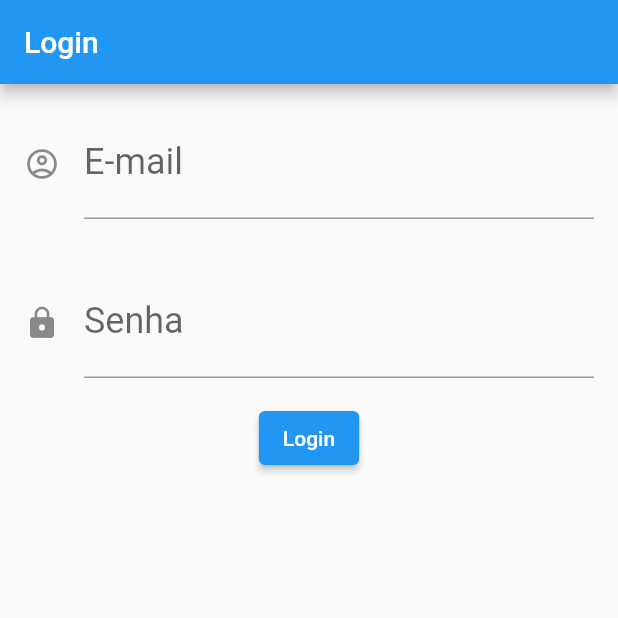
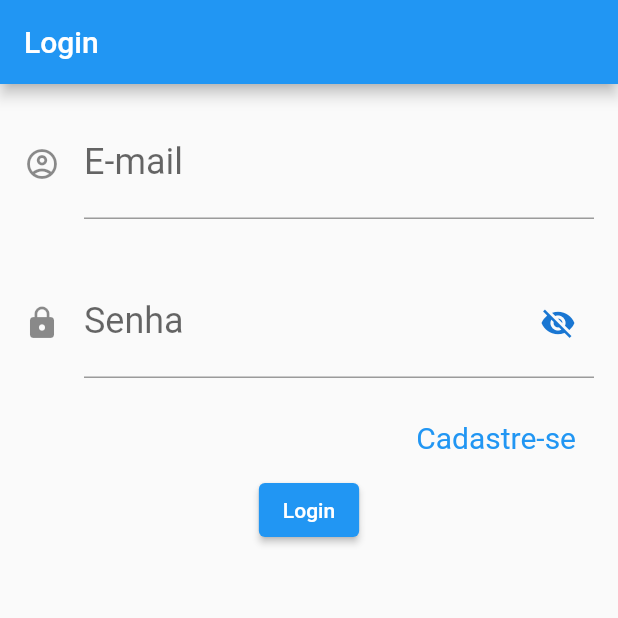
Before and after one commit to kelcalegari/MyPasswords, a Flutter app: the screen it shows after launch, on a phone screen of 412 x 824 dp, the top half of it. Run offline on Flutter 3.47's test engine with Material 2 defaults, Android fonts, the phone set to English and light mode, and no system bars.

Commit message:
criado a tela cadastre-se

```diff
--- a/lib/components/editor.dart
+++ b/lib/components/editor.dart
@@ -1,13 +1,12 @@
 import 'package:flutter/material.dart';
 
-class Editor extends StatelessWidget {
+class Editor extends StatefulWidget {
   final TextEditingController controlador;
   final String rotulo;
   final String? dica;
   final IconData? icone;
   final TextInputType textInputType;
-  final bool ocultar;
-
+  final bool senha;
 
   Editor({
     required this.controlador,
@@ -15,13 +14,41 @@ class Editor extends StatelessWidget {
     this.dica,
     required this.textInputType,
     this.icone,
-    this.ocultar = false,
+    this.senha = false,
+  });
+  @override
+  State<StatefulWidget> createState() {
+    return EditorState(
+      controlador: controlador,
+      rotulo: rotulo,
+      dica: dica,
+      icone: icone,
+      textInputType: textInputType,
+      senha: senha,
+    );
+  }
+}
 
+class EditorState extends State<Editor> {
+  final TextEditingController controlador;
+  final String rotulo;
+  final String? dica;
+  final IconData? icone;
+  final TextInputType textInputType;
+  final bool senha;
+  bool _passwordVisible = false;
+
+  EditorState({
+    required this.controlador,
+    required this.rotulo,
+    this.dica,
+    required this.textInputType,
+    this.icone,
+    this.senha = false,
   });
 
   @override
   Widget build(BuildContext context) {
-
     return Padding(
       padding: const EdgeInsets.all(16.0),
       child: TextField(
@@ -31,10 +58,27 @@ class Editor extends StatelessWidget {
           icon: icone != null ? Icon(icone) : null,
           labelText: rotulo,
           hintText: dica != null ? dica : null,
+          suffixIcon: senha != false ? IconButton(
+            icon: Icon(
+              // Based on passwordVisible state choose the icon
+              _passwordVisible
+                  ? Icons.visibility
+                  : Icons.visibility_off,
+              color: Theme.of(context).primaryColorDark,
+            ),
+            onPressed: () {
+              // Update the state i.e. toogle the state of passwordVisible variable
+              setState(() {
+                _passwordVisible = !_passwordVisible;
+              });
+            },
+          ): null,
         ),
         keyboardType: textInputType,
-        obscureText: ocultar,
+        obscureText: !_passwordVisible && senha,
+
       ),
     );
   }
+
 }
--- a/lib/main.dart
+++ b/lib/main.dart
@@ -9,7 +9,7 @@ class MyPasswords extends StatelessWidget{
   @override
   Widget build(BuildContext context) {
     return MaterialApp(
-      home: LoginScreen(),
+      home: Login(),
     );
   }
 
--- a/lib/screens/login/login.dart
+++ b/lib/screens/login/login.dart
@@ -2,20 +2,23 @@ import 'package:flutter/cupertino.dart';
 import 'package:flutter/material.dart';
 
 import '../../components/editor.dart';
+import 'Cadastro.dart';
 
 const _rotuloCampoLogin = 'E-mail';
 const _rotuloCampoSenha = 'Senha';
 
 const _textoBotaoLogin = 'Login';
 
-class LoginScreen extends StatefulWidget {
+const String _rotuloCadastreSe = "Cadastre-se";
+
+class Login extends StatefulWidget {
   @override
   State<StatefulWidget> createState() {
-    return LoginFormState();
+    return LoginState();
   }
 }
 
-class LoginFormState extends State<LoginScreen> {
+class LoginState extends State<Login> {
   final TextEditingController _controladorCampoEmail = TextEditingController();
   final TextEditingController _controladorCampoSenha = TextEditingController();
   @override
@@ -36,7 +39,22 @@ class LoginFormState extends State<LoginScreen> {
               rotulo: _rotuloCampoSenha,
               icone: Icons.lock,
               textInputType: TextInputType.visiblePassword,
-              ocultar: true,
+              senha: true,
+            ),
+            Row(
+              textDirection: TextDirection.rtl,
+              children: <Widget>[
+                Padding(
+                  padding: EdgeInsets.only(right:20.0),
+                  child: TextButton(
+                    style: TextButton.styleFrom(
+                      textStyle: const TextStyle(fontSize: 20),
+                    ),
+                    onPressed: () => _realizarCadastro(context),
+                    child: const Text(_rotuloCadastreSe),
+                  ),
+                ),
+              ],
             ),
             ElevatedButton(
               child: Text(_textoBotaoLogin),
@@ -49,6 +67,12 @@ class LoginFormState extends State<LoginScreen> {
   }
 }
 
+void _realizarCadastro(BuildContext context) {
+  Navigator.push(context,
+  MaterialPageRoute(builder: (context)=>  Cadastro()));
+}
+
+
 void _realizaLogin(BuildContext context) {
   debugPrint("Clique");
 }
```
Also changed, not shown: lib/screens/login/Cadastro.dart (added, +65 -0 lines).
